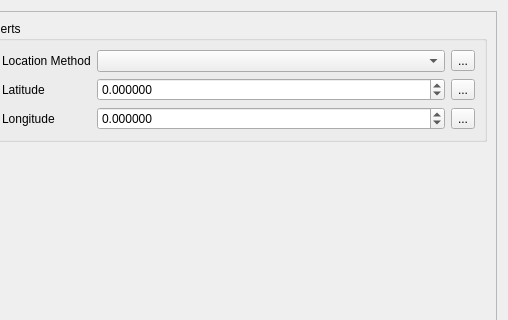
dpaulat/supercell-wx, file scwx-qt/source/scwx/qt/ui/settings_dialog.ui: the form before one commit; both pictures show x 142 to 650 and y 0 to 320 of the 650 by 500 pixel window.
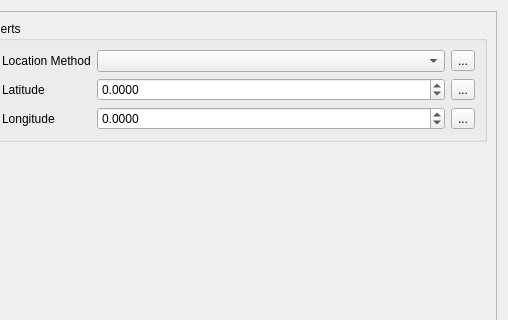
The form after the commit. The open tabs and pages were chosen to show the change. Icons and pictures are not drawn.

Commit message: Change latitude/longitude displayed decimals to 4, and step to ten-thousandths

```diff
--- a/scwx-qt/source/scwx/qt/ui/settings_dialog.ui
+++ b/scwx-qt/source/scwx/qt/ui/settings_dialog.ui
@@ -463,7 +463,7 @@
               <item row="1" column="1">
                <widget class="QDoubleSpinBox" name="alertAudioLatitudeSpinBox">
                 <property name="decimals">
-                 <number>6</number>
+                 <number>4</number>
                 </property>
                 <property name="minimum">
                  <double>-90.000000000000000</double>
@@ -526,7 +526,7 @@
               <item row="2" column="1">
                <widget class="QDoubleSpinBox" name="alertAudioLongitudeSpinBox">
                 <property name="decimals">
-                 <number>6</number>
+                 <number>4</number>
                 </property>
                 <property name="minimum">
                  <double>-180.000000000000000</double>
```
Left out of the diff: 4 changed lines with no effect on the pictures.
